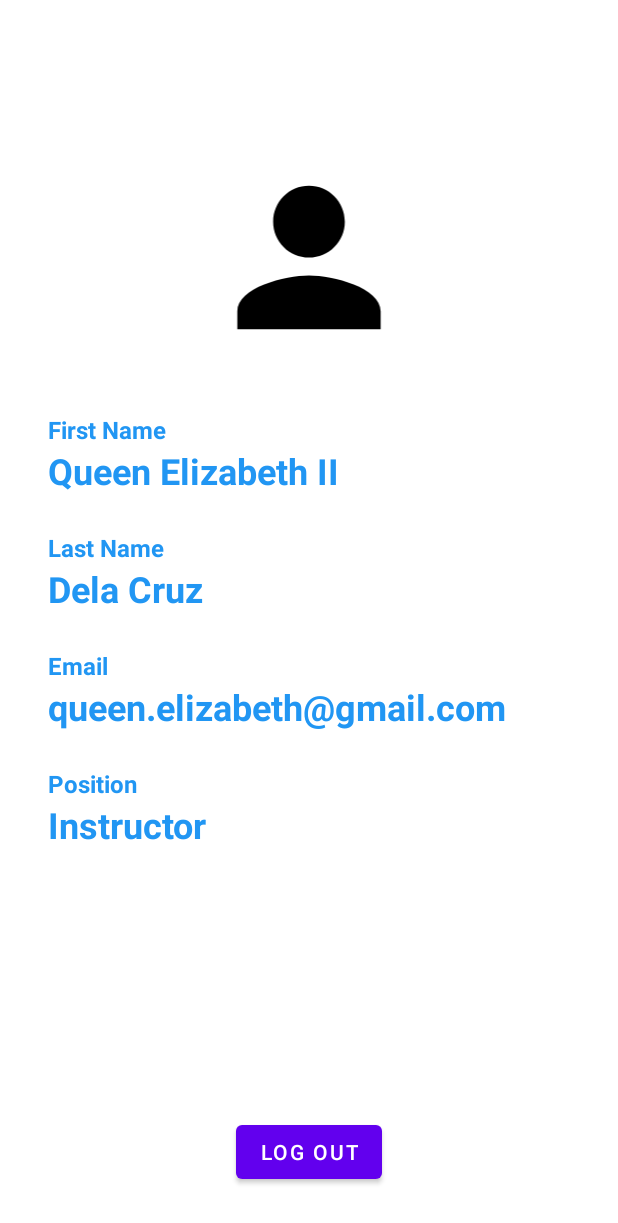
After one commit to ingentewarren/ThesisMobileAppV2, an Android app: the Profile_Activity screen opened directly, with no data from a screen before it, on a phone screen of 412 x 824 dp. The commit adds this screen. Shown: the top 1223 px of the screen. Run offline under Robolectric (Android 15) with nearby library versions, the phone set to English and light mode, and no system bars.

Commit message:
New Profile Activity Created

```diff
--- a/app/src/main/AndroidManifest.xml
+++ b/app/src/main/AndroidManifest.xml
@@ -12,6 +12,13 @@
         android:supportsRtl="true"
         android:theme="@style/Theme.ThesisProjectMobileApp"
         tools:targetApi="31">
+        <activity
+            android:name=".Profile_Activity"
+            android:exported="false">
+            <meta-data
+                android:name="android.app.lib_name"
+                android:value="" />
+        </activity>
         <activity
             android:name=".room_list_activity"
             android:exported="false">
--- /dev/null
+++ b/app/src/main/java/com/example/thesisprojectmobileapp/Profile_Activity.java
@@ -0,0 +1,14 @@
+package com.example.thesisprojectmobileapp;
+
+import androidx.appcompat.app.AppCompatActivity;
+
+import android.os.Bundle;
+
+public class Profile_Activity extends AppCompatActivity {
+
+    @Override
+    protected void onCreate(Bundle savedInstanceState) {
+        super.onCreate(savedInstanceState);
+        setContentView(R.layout.activity_profile);
+    }
+}
--- a/app/src/main/java/com/example/thesisprojectmobileapp/room_list_activity.java
+++ b/app/src/main/java/com/example/thesisprojectmobileapp/room_list_activity.java
@@ -12,6 +12,7 @@ public class room_list_activity extends AppCompatActivity {
     private Button btnRoomReserve312;
     private Button btnRoomReserve313;
     private Button btnRoomReserve314;
+    private Button btnProfile;
 
 
     @Override
@@ -42,10 +43,23 @@ public class room_list_activity extends AppCompatActivity {
                 openReserve();
             }
         });
+
+        btnProfile = (Button) findViewById(R.id.btnProfile);
+        btnProfile.setOnClickListener(new View.OnClickListener() {
+            @Override
+            public void onClick(View view) {
+                openProfile();
+            }
+        });
     }
 
     public void openReserve() {
         Intent intent = new Intent(this, ReserveActivity.class);
         startActivity(intent);
     }
+
+    public void openProfile() {
+        Intent intent = new Intent(this, Profile_Activity.class);
+        startActivity(intent);
+    }
 }
--- /dev/null
+++ b/app/src/main/res/drawable/info_button.xml
@@ -0,0 +1,5 @@
+<vector android:height="24dp" android:tint="#000000"
+    android:viewportHeight="24" android:viewportWidth="24"
+    android:width="24dp" xmlns:android="http://schemas.android.com/apk/res/android">
+    <path android:fillColor="@android:color/white" android:pathData="M12,12c2.21,0 4,-1.79 4,-4s-1.79,-4 -4,-4 -4,1.79 -4,4 1.79,4 4,4zM12,14c-2.67,0 -8,1.34 -8,4v2h16v-2c0,-2.66 -5.33,-4 -8,-4z"/>
+</vector>
--- /dev/null
+++ b/app/src/main/res/layout/activity_profile.xml
@@ -0,0 +1,128 @@
+<?xml version="1.0" encoding="utf-8"?>
+<androidx.constraintlayout.widget.ConstraintLayout xmlns:android="http://schemas.android.com/apk/res/android"
+    xmlns:app="http://schemas.android.com/apk/res-auto"
+    xmlns:tools="http://schemas.android.com/tools"
+    android:layout_width="match_parent"
+    android:layout_height="match_parent"
+    tools:context=".Profile_Activity">
+
+    <ImageView
+        android:id="@+id/imageView2"
+        android:layout_width="144dp"
+        android:layout_height="143dp"
+        android:layout_marginTop="100dp"
+        app:layout_constraintEnd_toEndOf="parent"
+        app:layout_constraintStart_toStartOf="parent"
+        app:layout_constraintTop_toTopOf="parent"
+        app:srcCompat="@drawable/info_button" />
+
+    <TextView
+        android:id="@+id/textView11"
+        android:layout_width="wrap_content"
+        android:layout_height="wrap_content"
+        android:layout_marginStart="32dp"
+        android:layout_marginTop="32dp"
+        android:text="First Name"
+        android:textColor="#2196F3"
+        android:textSize="16sp"
+        android:textStyle="bold"
+        app:layout_constraintStart_toStartOf="parent"
+        app:layout_constraintTop_toBottomOf="@+id/imageView2" />
+
+    <TextView
+        android:id="@+id/textView12"
+        android:layout_width="wrap_content"
+        android:layout_height="wrap_content"
+        android:layout_marginStart="32dp"
+        android:text="Queen Elizabeth II"
+        android:textColor="#2196F3"
+        android:textSize="24sp"
+        android:textStyle="bold"
+        app:layout_constraintStart_toStartOf="parent"
+        app:layout_constraintTop_toBottomOf="@+id/textView11" />
+
+    <TextView
+        android:id="@+id/textView13"
+        android:layout_width="wrap_content"
+        android:layout_height="wrap_content"
+        android:layout_marginStart="32dp"
+        android:layout_marginTop="24dp"
+        android:text="Last Name"
+        android:textColor="#2196F3"
+        android:textSize="16sp"
+        android:textStyle="bold"
+        app:layout_constraintStart_toStartOf="parent"
+        app:layout_constraintTop_toBottomOf="@+id/textView12" />
+
+    <TextView
+        android:id="@+id/textView17"
+        android:layout_width="wrap_content"
+        android:layout_height="wrap_content"
+        android:layout_marginStart="32dp"
+        android:text="Dela Cruz"
+        android:textColor="#2196F3"
+        android:textSize="24sp"
+        android:textStyle="bold"
+        app:layout_constraintStart_toStartOf="parent"
+        app:layout_constraintTop_toBottomOf="@+id/textView13" />
+
+    <TextView
+        android:id="@+id/textView18"
+        android:layout_width="wrap_content"
+        android:layout_height="wrap_content"
+        android:layout_marginStart="32dp"
+        android:layout_marginTop="24dp"
+        android:text="Email"
+        android:textColor="#2196F3"
+        android:textSize="16sp"
+        android:textStyle="bold"
+        app:layout_constraintStart_toStartOf="parent"
+        app:layout_constraintTop_toBottomOf="@+id/textView17" />
+
+    <TextView
+        android:id="@+id/textView19"
+        android:layout_width="wrap_content"
+        android:layout_height="wrap_content"
+        android:layout_marginStart="32dp"
+        android:text="queen.elizabeth@gmail.com"
+        android:textColor="#2196F3"
+        android:textSize="24sp"
+        android:textStyle="bold"
+        app:layout_constraintStart_toStartOf="parent"
+        app:layout_constraintTop_toBottomOf="@+id/textView18" />
+
+    <TextView
+        android:id="@+id/textView20"
+        android:layout_width="wrap_content"
+        android:layout_height="wrap_content"
+        android:layout_marginStart="32dp"
+        android:layout_marginTop="24dp"
+        android:text="Position"
+        android:textColor="#2196F3"
+        android:textSize="16sp"
+        android:textStyle="bold"
+        app:layout_constraintStart_toStartOf="parent"
+        app:layout_constraintTop_toBottomOf="@+id/textView19" />
+
+    <TextView
+        android:id="@+id/textView21"
+        android:layout_width="wrap_content"
+        android:layout_height="wrap_content"
+        android:layout_marginStart="32dp"
+        android:text="Instructor"
+        android:textColor="#2196F3"
+        android:textSize="24sp"
+        android:textStyle="bold"
+        app:layout_constraintStart_toStartOf="parent"
+        app:layout_constraintTop_toBottomOf="@+id/textView20" />
+
+    <Button
+        android:id="@+id/button5"
+        android:layout_width="wrap_content"
+        android:layout_height="wrap_content"
+        android:layout_marginBottom="32dp"
+        android:text="Log Out"
+        app:layout_constraintBottom_toBottomOf="parent"
+        app:layout_constraintEnd_toEndOf="parent"
+        app:layout_constraintStart_toStartOf="parent" />
+</androidx.constraintlayout.widget.ConstraintLayout>
--- a/app/src/main/res/layout/activity_room_list.xml
+++ b/app/src/main/res/layout/activity_room_list.xml
@@ -23,12 +23,12 @@
         android:layout_width="wrap_content"
         android:layout_height="wrap_content"
         android:layout_marginStart="32dp"
-        android:layout_marginTop="52dp"
+        android:layout_marginTop="100dp"
         android:text="List of Rooms"
         android:textSize="16sp"
         android:textStyle="bold"
         app:layout_constraintStart_toStartOf="parent"
-        app:layout_constraintTop_toBottomOf="@+id/textView7" />
+        app:layout_constraintTop_toBottomOf="@+id/button" />
 
     <ScrollView
         android:id="@+id/scrollView2"
@@ -152,5 +152,35 @@
 
     </ScrollView>
 
+    <Button
+        android:id="@+id/button"
+        android:layout_width="wrap_content"
+        android:layout_height="wrap_content"
+        android:layout_marginStart="24dp"
+        android:layout_marginTop="24dp"
+        android:text="See Booking"
+        app:layout_constraintStart_toStartOf="parent"
+        app:layout_constraintTop_toBottomOf="@+id/textView7" />
+
+    <Button
+        android:id="@+id/button3"
+        android:layout_width="wrap_content"
+        android:layout_height="wrap_content"
+        android:layout_marginTop="24dp"
+        android:layout_marginEnd="24dp"
+        android:text="Booking History"
+        app:layout_constraintEnd_toEndOf="parent"
+        app:layout_constraintTop_toBottomOf="@+id/textView7" />
+
+    <Button
+        android:id="@+id/btnProfile"
+        android:layout_width="48dp"
+        android:layout_height="48dp"
+        android:layout_marginTop="16dp"
+        android:layout_marginEnd="16dp"
+        android:background="@drawable/info_button"
+        app:layout_constraintEnd_toEndOf="parent"
+        app:layout_constraintTop_toTopOf="parent" />
+
 
 </androidx.constraintlayout.widget.ConstraintLayout>
```
